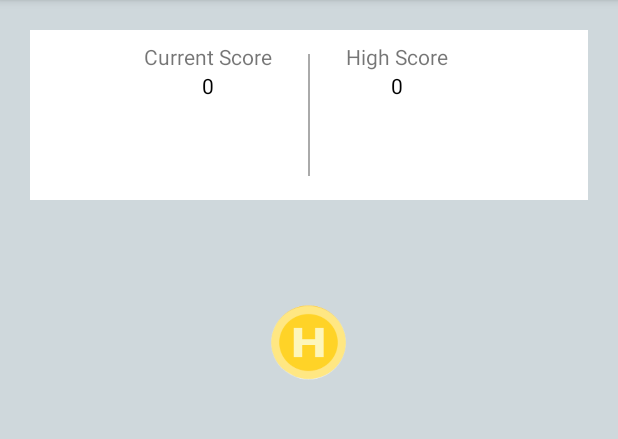
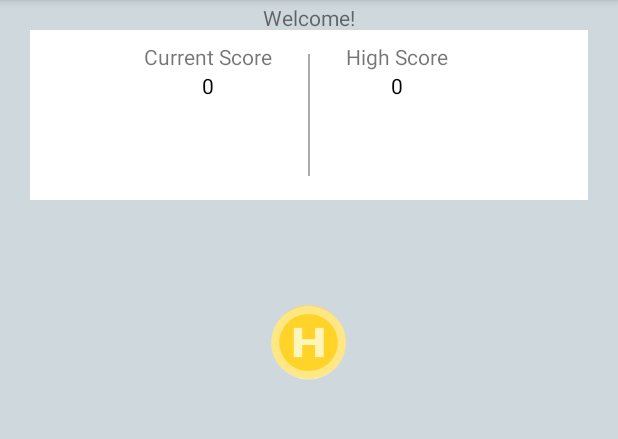
Before and after one commit to MarioRaid99/CoinFlipAP, an Android app: the screen it shows after launch (MainActivity), on a phone screen of 412 x 824 dp, the part 84-523 px from its top. Run offline under Robolectric (Android 15) with nearby library versions, the phone set to English and light mode, and no system bars.

Commit message:
adding Sequence

```diff
--- a/app/src/main/java/com/example/android/coinfliptoss/CoinHandler.java
+++ b/app/src/main/java/com/example/android/coinfliptoss/CoinHandler.java
@@ -1,11 +1,13 @@
 package com.example.android.coinfliptoss;
 
 import android.graphics.drawable.AnimationDrawable;
+import android.support.v7.app.AppCompatActivity;
 import android.view.animation.Animation;
 import android.view.animation.TranslateAnimation;
 import android.widget.ImageView;
 import android.widget.RadioGroup;
 import android.widget.TextView;
+import android.widget.Toast;
 
 
 import org.w3c.dom.Text;
@@ -16,12 +18,14 @@ import java.util.Random;
  * Created by inser on 3/22/2018.
  */
 
-class CoinHandler {
+class CoinHandler{
 
     private ImageView view,match;
-    private TextView prediction,outcome,current,high;
+    private TextView prediction,outcome,current,high,sequence;
     private RadioGroup radio;
     private AnimationDrawable coin;
+    private StringBuilder sequenceBuilder;
+    private String predictionString;
 
 
     private int highScore, currentScore;
@@ -32,7 +36,7 @@ class CoinHandler {
 
 
     CoinHandler(ImageView view, ImageView match, TextView prediction,
-                TextView outcome, TextView current,TextView high,RadioGroup radio)
+                TextView outcome, TextView current,TextView high,RadioGroup radio,TextView sequence)
     {
 
         this.view = view;
@@ -42,6 +46,8 @@ class CoinHandler {
         this.current = current;
         this.high = high;
         this.radio = radio;
+        this.sequence = sequence;
+        sequenceBuilder = new StringBuilder();
 
 
         currentScore = highScore = side = 0;
@@ -109,11 +115,13 @@ class CoinHandler {
         if(side == 0){
             view.setBackgroundResource(R.drawable.heads);
             outcome.setText("Heads");
+            predictionString = "H";
 
         }
         else{
             view.setBackgroundResource(R.drawable.tails);
             outcome.setText("Tails");
+            predictionString = "T";
         }
 
     }
@@ -124,6 +132,7 @@ class CoinHandler {
         predict = p;
         if(predict == 0){
             prediction.setText("You predicted Heads");
+
         }
         else{
             prediction.setText("You predicted Tails");
@@ -136,7 +145,7 @@ class CoinHandler {
     private void setOutcome(){
 
         if(predict == side){
-
+            sequenceBuilder.append(predictionString);
             currentScore++;
             if(currentScore > highScore){
                 highScore = currentScore;
@@ -144,16 +153,19 @@ class CoinHandler {
             current.setText(Integer.toString(currentScore));
             high.setText(Integer.toString(highScore));
             match.setBackgroundResource(R.drawable.won);
+            sequence.setText(sequenceBuilder.toString());
 
         }
         else{
             if(currentScore > highScore){
                 highScore = currentScore;
             }
+            sequenceBuilder.setLength(0);
             currentScore = 0;
             current.setText(Integer.toString(currentScore));
             high.setText(Integer.toString(highScore));
             match.setBackgroundResource(R.drawable.lost);
+            sequence.setText(sequenceBuilder.toString());
         }
     }
 
@@ -164,4 +176,5 @@ class CoinHandler {
     }
 
 
+
 }
--- a/app/src/main/java/com/example/android/coinfliptoss/MainActivity.java
+++ b/app/src/main/java/com/example/android/coinfliptoss/MainActivity.java
@@ -21,7 +21,7 @@ public class MainActivity extends AppCompatActivity{
 
     private RadioGroup radio;
     private ImageView coin,match;
-    private TextView prediction,outcome,current,high;
+    private TextView prediction,outcome,current,high,sequence;
     private CoinHandler coinHandler;
 
 
@@ -93,9 +93,10 @@ public class MainActivity extends AppCompatActivity{
         current = findViewById(R.id.current_text_view);
         high = findViewById(R.id.high_text_view);
         radio = findViewById(R.id.predict_radio_group);
+        sequence = findViewById(R.id.sequenceTextView);
 
         arrowHandler = new ArrowHandler(arrow,slide);
-        coinHandler = new CoinHandler(coin,match,prediction,outcome,current,high,radio);
+        coinHandler = new CoinHandler(coin,match,prediction,outcome,current,high,radio,sequence);
 
     }
 
--- a/app/src/main/res/layout/activity_main.xml
+++ b/app/src/main/res/layout/activity_main.xml
@@ -7,12 +7,15 @@
     android:layout_height="match_parent"
     android:background="#CFD8DC"
     tools:context=".MainActivity">
+
     <RelativeLayout
         android:orientation="horizontal"
         android:layout_width="match_parent"
         android:layout_height="0dp"
         android:layout_weight="2">
+
         <RelativeLayout
+            android:id="@+id/relativeLayout"
             android:layout_width="match_parent"
             android:layout_height="wrap_content"
             android:layout_centerInParent="true"
@@ -25,19 +28,23 @@
                 android:layout_height="wrap_content"
                 android:layout_toLeftOf="@+id/divider_view"
                 android:padding="8dp">
+
                 <TextView
                     android:layout_width="match_parent"
                     android:layout_height="wrap_content"
-                    android:text="Current Score"                    />
+                    android:text="Current Score" />
+
                 <TextView
                     android:id="@+id/current_text_view"
                     android:layout_width="match_parent"
                     android:layout_height="wrap_content"
                     android:text="0"
-
                     android:textColor="@android:color/black"
                     android:textAlignment="center" />
+
+
             </LinearLayout>
+
             <View
                 android:id="@+id/divider_view"
                 android:layout_width="1dp"
@@ -47,17 +54,19 @@
                 android:background="@android:color/darker_gray">
 
             </View>
+
             <LinearLayout
                 android:orientation="vertical"
                 android:layout_width="wrap_content"
                 android:layout_height="wrap_content"
                 android:layout_toRightOf="@+id/divider_view"
                 android:padding="8dp">
+
                 <TextView
                     android:layout_width="match_parent"
                     android:layout_height="wrap_content"
-                    android:text="High Score"
-                    />
+                    android:text="High Score" />
+
                 <TextView
                     android:id="@+id/high_text_view"
                     android:layout_width="match_parent"
@@ -65,9 +74,20 @@
                     android:text="0"
                     android:textColor="@android:color/black"
                     android:textAlignment="center" />
+
             </LinearLayout>
 
+
         </RelativeLayout>
+
+        <TextView
+            android:id="@+id/sequenceTextView"
+            android:layout_width="wrap_content"
+            android:layout_height="wrap_content"
+            android:text="Welcome!"
+            android:layout_centerHorizontal="true"
+            android:padding="2dp"/>
+
     </RelativeLayout>
 
     <LinearLayout
@@ -75,6 +95,7 @@
         android:layout_width="match_parent"
         android:layout_height="0dp"
         android:layout_weight="4">
+
         <RelativeLayout
             android:layout_width="match_parent"
             android:layout_height="100dp">
@@ -92,16 +113,19 @@
             android:layout_width="match_parent"
             android:layout_height="wrap_content"
             android:paddingBottom="8dp">
+
             <ImageView
                 android:id="@+id/arrow_image_view"
                 android:layout_width="40dp"
                 android:layout_height="35dp"
                 android:layout_centerInParent="true"/>
+
             <ImageView
                 android:id="@+id/empty_image_view"
                 android:layout_width="50dp"
                 android:layout_height="50dp"
                 android:layout_centerInParent="true"/>
+
         </RelativeLayout>
 
         <TextView
@@ -118,8 +142,7 @@
         android:orientation="vertical"
         android:layout_width="match_parent"
         android:layout_height="0dp"
-        android:layout_weight="4"
-       >
+        android:layout_weight="4">
 
         <RadioGroup
             android:id="@+id/predict_radio_group"
@@ -138,9 +161,8 @@
                 android:text="Heads"
                 android:textAlignment="center"
                 android:layout_margin="16dp"
-                android:onClick="selectHeads"
+                android:onClick="selectHeads"/>
 
-                />
             <RadioButton
                 android:id="@+id/tails"
                 android:layout_width="80dp"
@@ -150,8 +172,7 @@
                 android:text="Tails"
                 android:textAlignment="center"
                 android:layout_margin="16dp"
-                android:onClick="selectTails"
-                />
+                android:onClick="selectTails"/>
 
         </RadioGroup>
 
```
